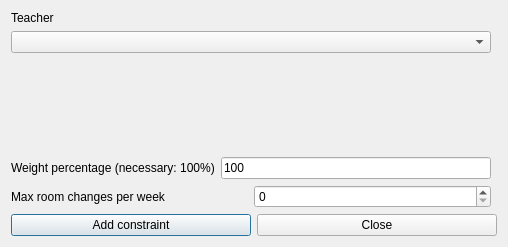
Before: the Qt Designer form fet/src/interface/addconstraintteachermaxroomchangesperweekform_template.ui in vonmecheln/fet, drawn with Qt 5.
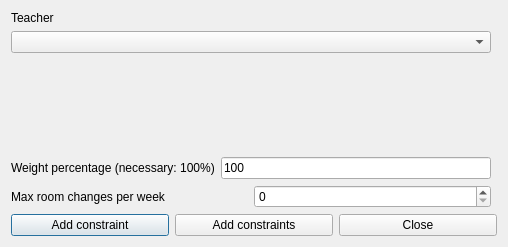
After: the same form once the commit is applied.

```diff
--- a/fet/src/interface/addconstraintteachermaxroomchangesperweekform_template.ui
+++ b/fet/src/interface/addconstraintteachermaxroomchangesperweekform_template.ui
@@ -23,6 +23,13 @@
        </property>
       </widget>
      </item>
+     <item>
+      <widget class="QPushButton" name="addConstraintsPushButton">
+       <property name="text">
+        <string>Add constraints</string>
+       </property>
+      </widget>
+     </item>
      <item>
       <widget class="QPushButton" name="closePushButton">
        <property name="text">
```
